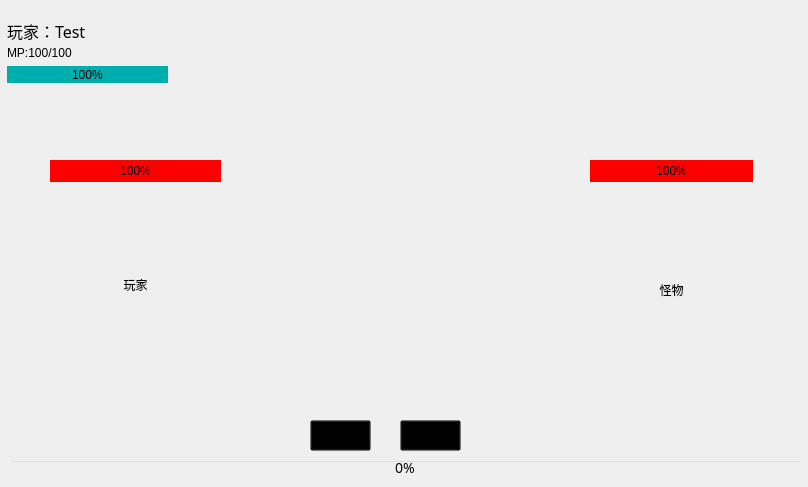
Qt form ui_test_project.ui (jonny030/RPG) before a commit.
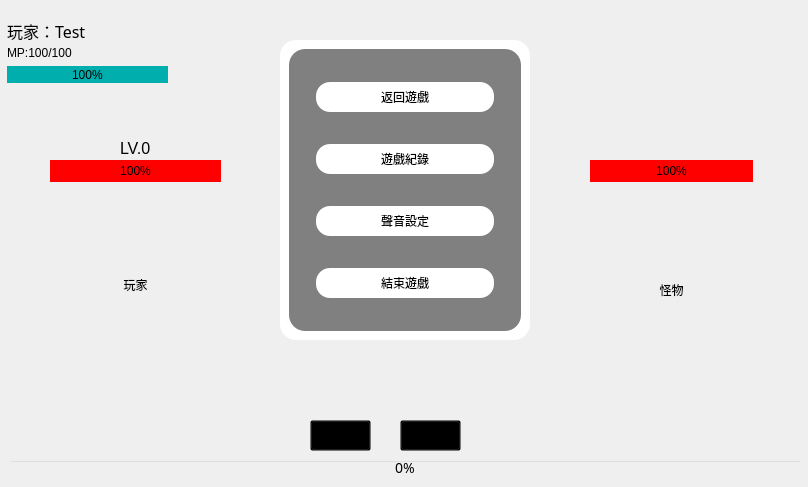
The same form after that commit. Icons and pictures are not drawn.

```diff
--- a/ui_test_project.ui
+++ b/ui_test_project.ui
@@ -862,7 +862,7 @@
     <property name="geometry">
      <rect>
       <x>280</x>
-      <y>1000</y>
+      <y>40</y>
       <width>250</width>
       <height>300</height>
      </rect>
@@ -989,6 +989,36 @@
      </item>
     </layout>
    </widget>
+   <widget class="QLabel" name="level">
+    <property name="geometry">
+     <rect>
+      <x>120</x>
+      <y>140</y>
+      <width>61</width>
+      <height>16</height>
+     </rect>
+    </property>
+    <property name="font">
+     <font>
+      <family>Arial</family>
+      <pointsize>12</pointsize>
+     </font>
+    </property>
+    <property name="text">
+     <string>LV.0</string>
+    </property>
+   </widget>
+   <zorder>level</zorder>
+   <zorder>verticalLayoutWidget</zorder>
+   <zorder>layoutWidget</zorder>
+   <zorder>gridLayoutWidget</zorder>
+   <zorder>gridLayoutWidget_2</zorder>
+   <zorder>exp_bar</zorder>
+   <zorder>startButton</zorder>
+   <zorder>stopButton</zorder>
+   <zorder>backpack_gui</zorder>
+   <zorder>setting_gui</zorder>
+   <zorder>shop_gui</zorder>
   </widget>
  </widget>
  <resources>
```
Left out of the diff: 27 changed lines with no effect on the pictures.
